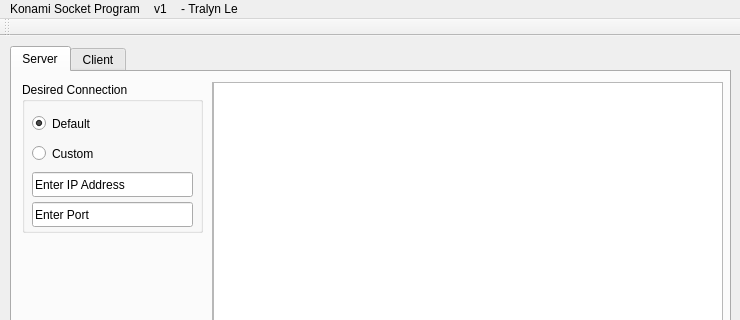
Above: gui/SocketProgram/mainwindow.ui from nylart/Server-Client-Socket-Program before the change; both pictures show x 0 to 740 and y 0 to 320 of the 740 by 465 pixel window. Below: the same form after it.
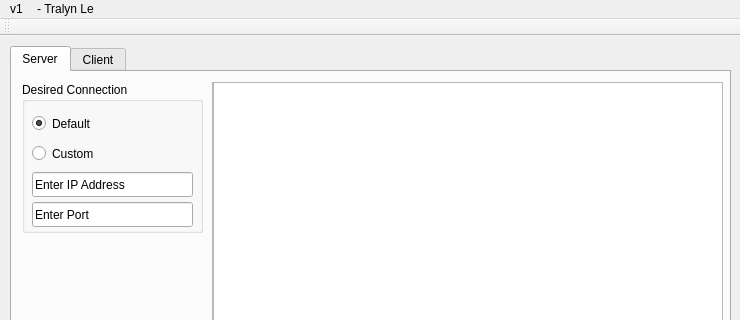
That is the form after the change.

What changed in the file:
```diff
--- a/gui/SocketProgram/mainwindow.ui
+++ b/gui/SocketProgram/mainwindow.ui
@@ -337,19 +337,20 @@
    </property>
    <widget class="QMenu" name="menuKonami_Socket_Program">
     <property name="title">
-     <string>Konami Socket Program</string>
-    </property>
-   </widget>
-   <widget class="QMenu" name="menuv1">
-    <property name="title">
      <string>v1</string>
     </property>
    </widget>
-   <widget class="QMenu" name="menu_Tralyn_Le">
+   <widget class="QMenu" name="menuv1">
     <property name="title">
      <string>- Tralyn Le</string>
     </property>
    </widget>
+   <widget class="QMenu" name="menu_Tralyn_Le">
+    <property name="title">
+     <string> </string>
+    </property>
+    <addaction name="separator"/>
+   </widget>
    <addaction name="menuKonami_Socket_Program"/>
    <addaction name="menuv1"/>
    <addaction name="menu_Tralyn_Le"/>
```
Left out of the diff: 2 changed lines with no effect on the pictures.
